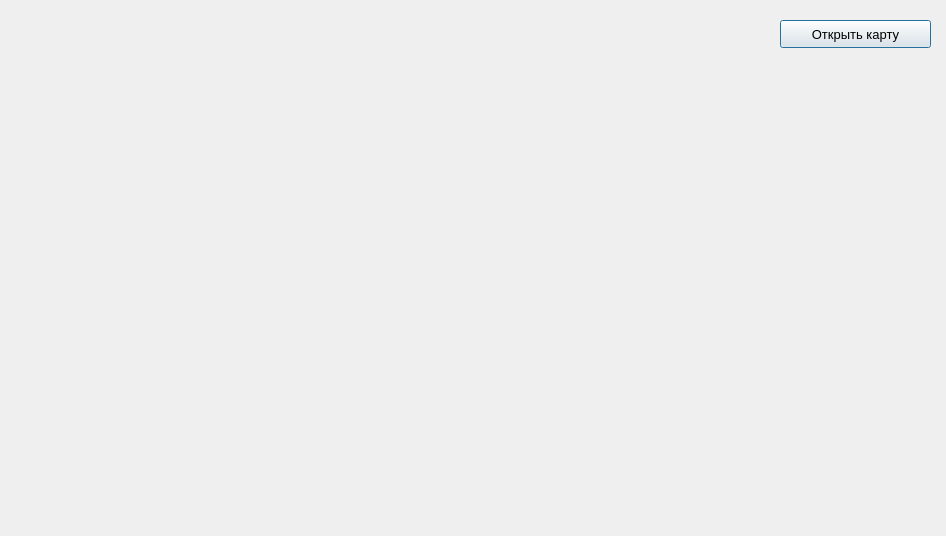
Above: OrderCreation.ui from FediiBohdan/TechService before the change. Below: the same form after it.
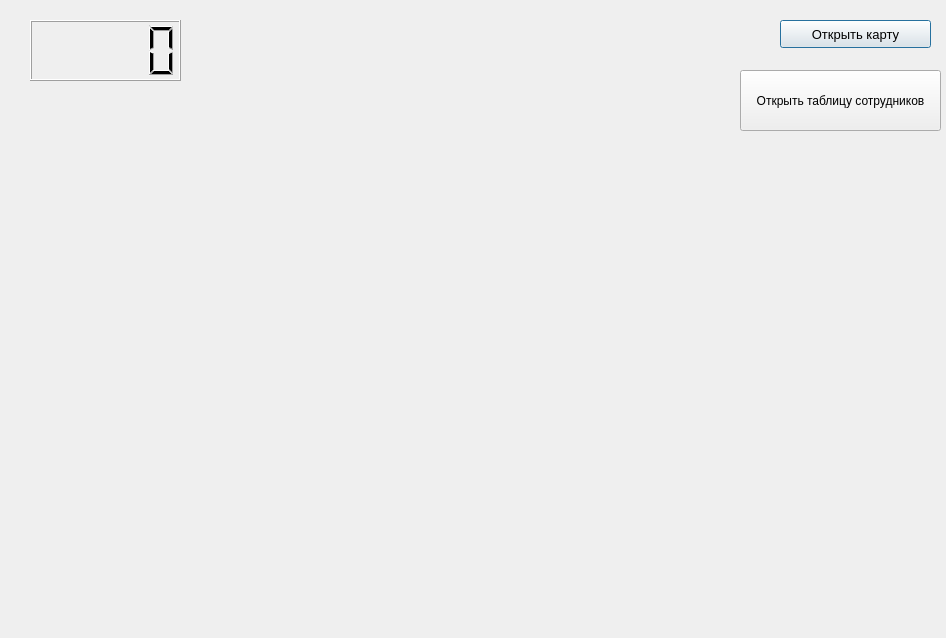
That is the form after the change. Icons and pictures are not drawn.

```diff
--- a/OrderCreation.ui
+++ b/OrderCreation.ui
@@ -7,7 +7,7 @@
     <x>0</x>
     <y>0</y>
     <width>946</width>
-    <height>536</height>
+    <height>638</height>
    </rect>
   </property>
   <property name="windowTitle">
@@ -35,6 +35,29 @@
      <normaloff>:/mapMarker1.png</normaloff>:/mapMarker1.png</iconset>
    </property>
   </widget>
+  <widget class="QLCDNumber" name="lcdNumber">
+   <property name="geometry">
+    <rect>
+     <x>30</x>
+     <y>20</y>
+     <width>151</width>
+     <height>61</height>
+    </rect>
+   </property>
+  </widget>
+  <widget class="QPushButton" name="openStaffTable">
+   <property name="geometry">
+    <rect>
+     <x>740</x>
+     <y>70</y>
+     <width>201</width>
+     <height>61</height>
+    </rect>
+   </property>
+   <property name="text">
+    <string>Открыть таблицу сотрудников</string>
+   </property>
+  </widget>
  </widget>
  <resources>
   <include location="qml.qrc"/>
```
Left out of the diff: 6 changed lines with no effect on the pictures.
